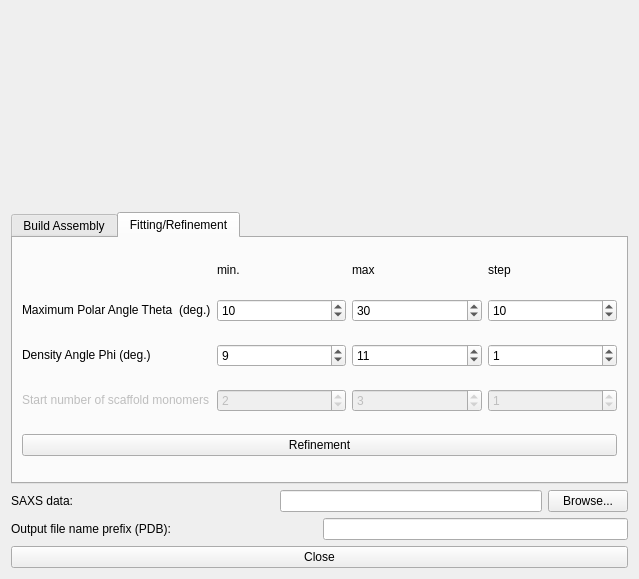
Old version of the form widgetMPbuilder.ui in the repository emblsaxs/MPBuilder.
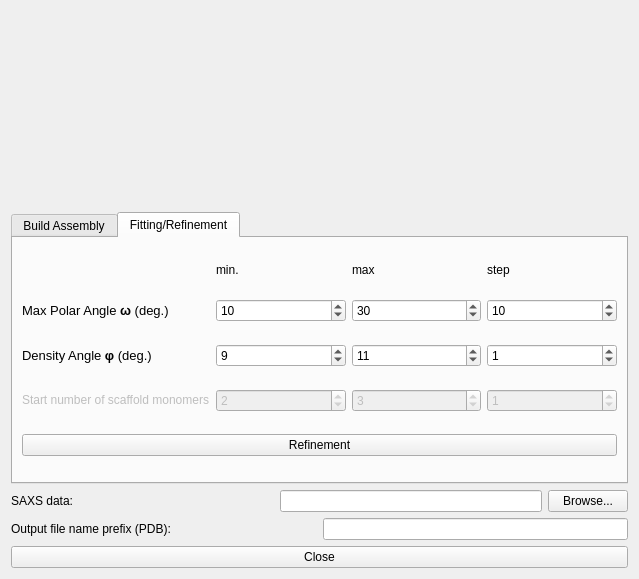
New version of the form. The open tabs and pages were chosen to show the change. Icons and pictures are not drawn.

Commit message: Introduce greek letters in html format

```diff
--- a/widgetMPbuilder.ui
+++ b/widgetMPbuilder.ui
@@ -450,7 +450,7 @@
           </sizepolicy>
          </property>
          <property name="text">
-          <string notr="true">Maximum Polar Angle Theta  (deg.)</string>
+          <string notr="true">&lt;html&gt;&lt;head/&gt;&lt;body&gt;&lt;p&gt;&lt;span style=&quot; font-size:10pt;&quot;&gt;Max Polar Angle &lt;/span&gt;&lt;span style=&quot; font-size:10pt; font-weight:600;&quot;&gt;ω&lt;/span&gt;&lt;span style=&quot; font-size:10pt;&quot;&gt; (deg.)&lt;/span&gt;&lt;/p&gt;&lt;/body&gt;&lt;/html&gt;</string>
          </property>
         </widget>
        </item>
@@ -523,7 +523,7 @@
           </sizepolicy>
          </property>
          <property name="text">
-          <string notr="true">Density Angle Phi (deg.)</string>
+          <string notr="true">&lt;html&gt;&lt;head/&gt;&lt;body&gt;&lt;p&gt;&lt;span style=&quot; font-size:10pt;&quot;&gt;Density Angle &lt;/span&gt;&lt;span style=&quot; font-size:10pt; font-weight:600;&quot;&gt;φ&lt;/span&gt;&lt;span style=&quot; font-size:10pt;&quot;&gt; (deg.)&lt;/span&gt;&lt;/p&gt;&lt;/body&gt;&lt;/html&gt;</string>
          </property>
         </widget>
        </item>
```
Left out of the diff: 2 changed lines with no effect on the pictures. The commit also changes 1 other file.
